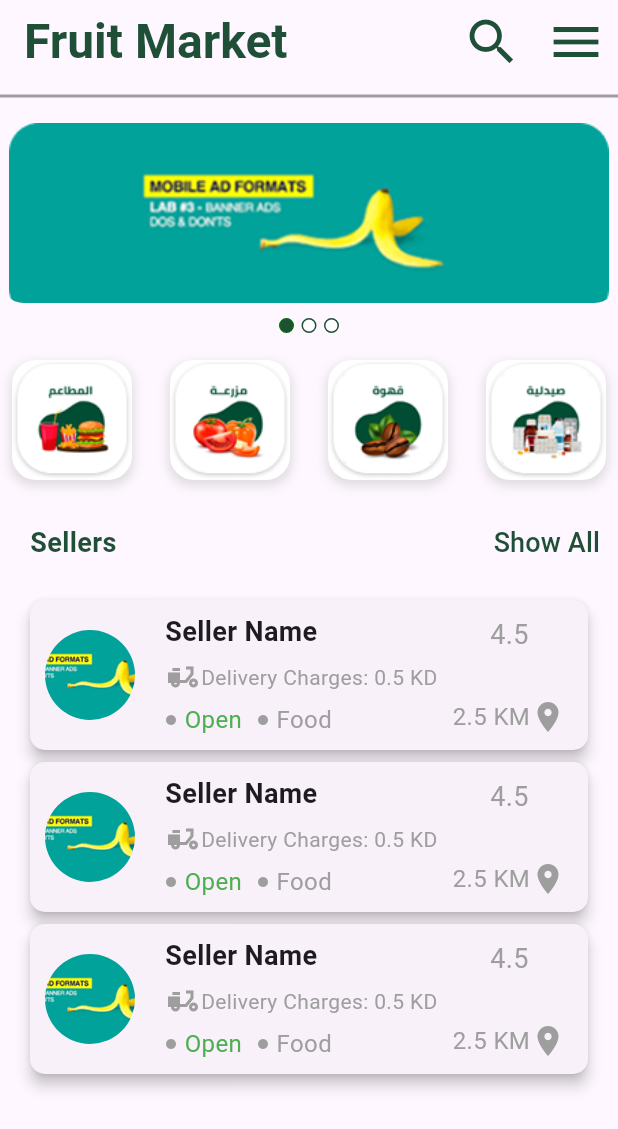
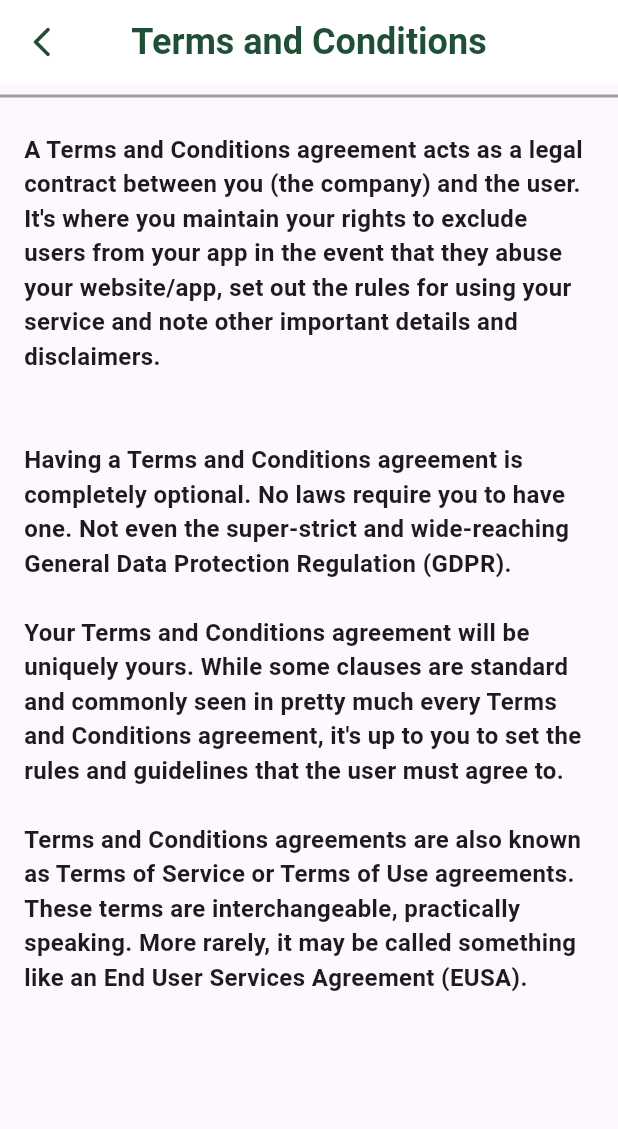
Before and after one commit to elne7/Fruits-App, a Flutter app: the screen it shows after launch, on a phone screen of 412 x 824 dp. Shown: the top 1129 px of the screen. Run offline on Flutter 3.47's test engine with Material 3 defaults, Android fonts, the phone set to English and light mode, and no system bars.

Commit message:
Create terms & conditions View

```diff
--- /dev/null
+++ b/lib/features/terms&conditions/terms_view.dart
@@ -0,0 +1,48 @@
+import 'package:flutter/material.dart';
+import 'package:fruits_app/core/constants/colors.dart';
+
+class TermsView extends StatelessWidget {
+  const TermsView({super.key});
+
+  @override
+  Widget build(BuildContext context) {
+    return Scaffold(
+      appBar: AppBar(
+        title: const Text(
+          'Terms and Conditions',
+          style: TextStyle(
+            fontSize: 24,
+            fontWeight: FontWeight.bold,
+            color: kPrimaryColor,
+          ),
+        ),
+        centerTitle: true,
+        leading: IconButton(
+          icon: const Icon(
+            Icons.arrow_back_ios_new_rounded,
+            color: kPrimaryColor,
+          ),
+          onPressed: () {
+            Navigator.pop(context);
+          },
+        ),
+        elevation: 0,
+        backgroundColor: Colors.white,
+      ),
+      body: SingleChildScrollView(
+        child: Wrap(
+          children: [
+            Divider(color: Colors.grey, thickness: 2),
+            Padding(
+              padding: const EdgeInsets.all(16.0),
+              child: const Text(
+                'A Terms and Conditions agreement acts as a legal contract between you (the company) and the user.\nIt\'s where you maintain your rights to exclude users from your app in the event that they abuse your website/app, set out the rules for using your service and note other important details and disclaimers.\n\n\nHaving a Terms and Conditions agreement is completely optional. No laws require you to have one. Not even the super-strict and wide-reaching General Data Protection Regulation (GDPR).\n\nYour Terms and Conditions agreement will be uniquely yours. While some clauses are standard and commonly seen in pretty much every Terms and Conditions agreement, it\'s up to you to set the rules and guidelines that the user must agree to.\n\nTerms and Conditions agreements are also known as Terms of Service or Terms of Use agreements. These terms are interchangeable, practically speaking. More rarely, it may be called something like an End User Services Agreement (EUSA).',
+                style: TextStyle(fontSize: 16, fontWeight: FontWeight.bold),
+              ),
+            ),
+          ],
+        ),
+      ),
+    );
+  }
+}
--- a/lib/main.dart
+++ b/lib/main.dart
@@ -1,5 +1,6 @@
 import 'package:flutter/material.dart';
-import 'package:fruits_app/features/home/presentation/widgets/home_view_body.dart';
+import 'package:fruits_app/features/terms&conditions/terms_view.dart';
+// import 'package:fruits_app/features/home/presentation/widgets/home_view_body.dart';
 // import 'package:fruits_app/features/registeration/presentation/views/otp_confirmation_view.dart';
 // import 'package:fruits_app/features/registeration/presentation/views/sign_up_view.dart';
 // import 'package:fruits_app/features/registeration/presentation/widgets/data_sign_in_view_body.dart';
@@ -23,7 +24,7 @@ class MyApp extends StatelessWidget {
       theme: ThemeData(
         colorScheme: ColorScheme.fromSeed(seedColor: Colors.deepPurple),
       ),
-      home: const HomeViewBody(),
+      home: const TermsView(),
     );
   }
 }
```
